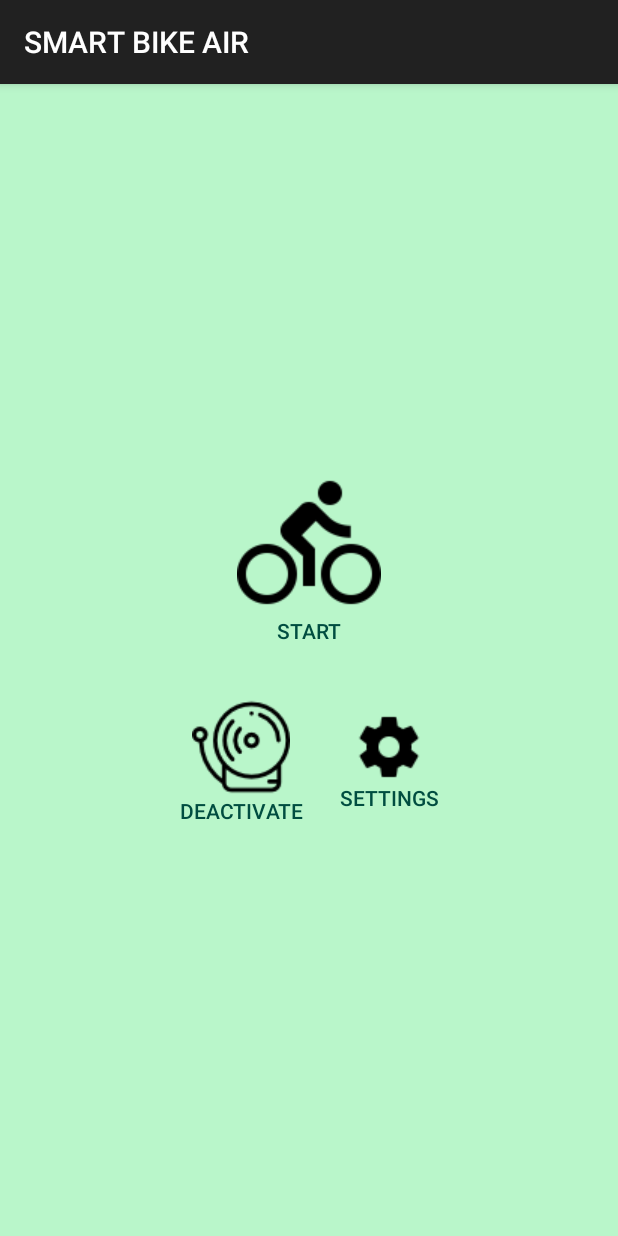
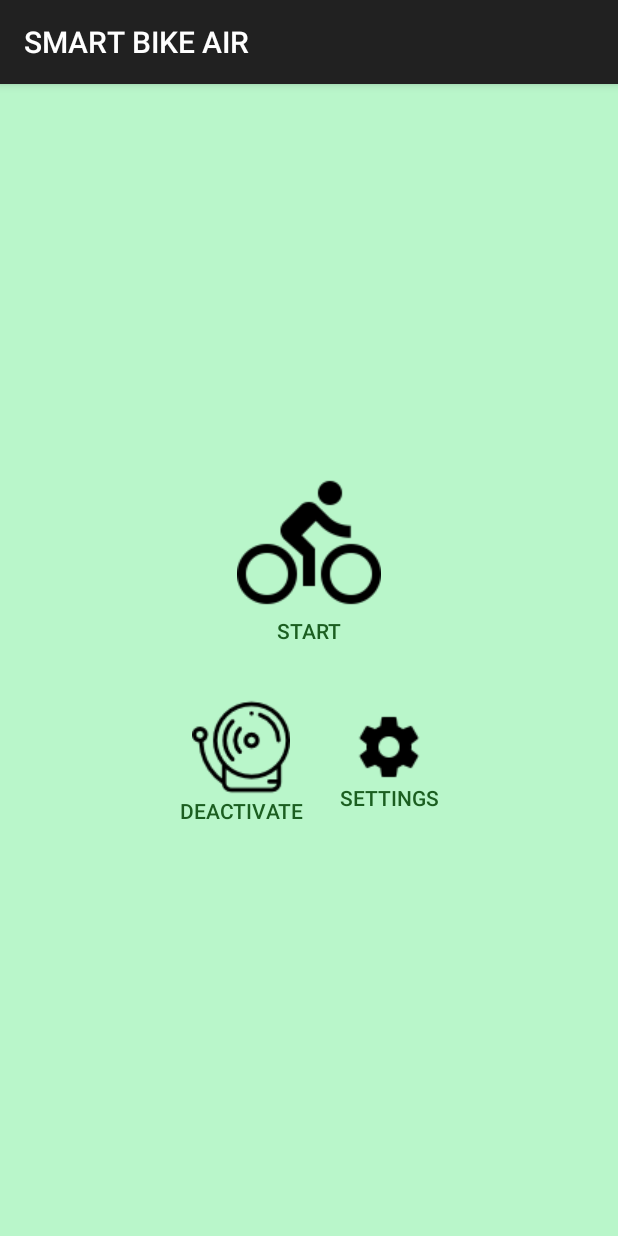
Before and after one commit to smartBikeAir/soa-2017-bicicleta-inteligente, an Android app: the screen it shows after launch (HomeActivity), on a phone screen of 412 x 824 dp. Run offline under Robolectric (Android 15) with nearby library versions, the phone set to English and light mode, and no system bars; 6 statements that could not run were skipped.

Commit message:
[ANDROID] Boton Alarma -
Se actualiza estado

```diff
--- a/Android/smart-bike-air/app/src/main/java/ar/so_unlam/edu/sba/AppService.java
+++ b/Android/smart-bike-air/app/src/main/java/ar/so_unlam/edu/sba/AppService.java
@@ -14,4 +14,7 @@ public interface AppService {
 
     void setConnectedThread(Thread connectedThread);
 
+    String getAlarmaStatus();
+
+    void setAlarmaStatus(String statusAlarma);
 }
--- a/Android/smart-bike-air/app/src/main/java/ar/so_unlam/edu/sba/AppServiceImpl.java
+++ b/Android/smart-bike-air/app/src/main/java/ar/so_unlam/edu/sba/AppServiceImpl.java
@@ -18,6 +18,8 @@ public class AppServiceImpl implements AppService {
 
     private static final AppServiceImpl INSTANCE = new AppServiceImpl();
 
+    private  String alarmSatus = AppConstants.DEACTIVATE_ALARM;
+
     private AppServiceImpl() {}
 
     public static AppServiceImpl getInstance() {
@@ -36,5 +38,11 @@ public class AppServiceImpl implements AppService {
         this.connectedThread = connectedThread;
     }
 
+    public String getAlarmaStatus() {
+        return alarmSatus;
+    }
 
+    public void setAlarmaStatus(String alarmSatus) {
+        this.alarmSatus = alarmSatus;
+    }
 }
--- a/Android/smart-bike-air/app/src/main/java/ar/so_unlam/edu/sba/HomeActivity.java
+++ b/Android/smart-bike-air/app/src/main/java/ar/so_unlam/edu/sba/HomeActivity.java
@@ -36,8 +36,12 @@ public class HomeActivity extends AppCompatActivity implements SensorEventListen
     private Button settingsButton;
     private Sensor acceletometer;
     private SensorManager sensorManager;
+
     private static final AppService APP_SERVICE = AppServiceImpl.getInstance();
+
     private ConnectedThread connectedThread = ((ConnectedThread)APP_SERVICE.getConnectedThread());
+
+
     private Handler handler = new Handler() {
         public void handleMessage(android.os.Message msg) {
             String[] arrayMsg;
@@ -124,11 +128,25 @@ public class HomeActivity extends AppCompatActivity implements SensorEventListen
             }
         });
 
+        alarmaButton.setText(APP_SERVICE.getAlarmaStatus());
+
+        if(APP_SERVICE.getAlarmaStatus().equals(AppConstants.DEACTIVATE_ALARM)){
+            alarmaButton.setTextColor(getApplication().getResources().getColor(R.color.colorPrimaryDark));
+            startTripButton.setText("START");
+            startTripButton.setTextColor(getApplication().getResources().getColor(R.color.colorPrimaryDark));
+        } else{
+            alarmaButton.setTextColor(getApplication().getResources().getColor(R.color.colorAccent));
+            startTripButton.setEnabled(false);
+            startTripButton.setText("NONSTART");
+            startTripButton.setTextColor(getApplication().getResources().getColor(R.color.colorAccent));
+        }
+
+
         alarmaButton.setOnClickListener(new View.OnClickListener() {
             @Override
             public void onClick(View v) {
 
-                if(alarmaButton.getText()==AppConstants.DEACTIVATE_ALARM){
+                if(alarmaButton.getText().toString().equals(AppConstants.DEACTIVATE_ALARM)){
 
                     connectedThread.write(AppConstants.activateAlarm+"\n");
                     Intent intent = new Intent("new-alarma-event");
@@ -193,11 +211,18 @@ public class HomeActivity extends AppCompatActivity implements SensorEventListen
             String alarma = intent.getStringExtra("alarma");
 
             alarmaButton.setText(alarma);
+            APP_SERVICE.setAlarmaStatus(alarma);
 
             if(alarma.equals(AppConstants.DEACTIVATE_ALARM)){
                 alarmaButton.setTextColor(getApplication().getResources().getColor(R.color.colorPrimaryDark));
+                startTripButton.setEnabled(true);
+                startTripButton.setText("START");
+                startTripButton.setTextColor(getApplication().getResources().getColor(R.color.colorPrimaryDark));
             } else{
                 alarmaButton.setTextColor(getApplication().getResources().getColor(R.color.colorAccent));
+                startTripButton.setEnabled(false);
+                startTripButton.setText("NONSTART");
+                startTripButton.setTextColor(getApplication().getResources().getColor(R.color.colorAccent));
             }
 
         }
@@ -210,7 +235,8 @@ public class HomeActivity extends AppCompatActivity implements SensorEventListen
             float y = sensorEvent.values[1];
             float z = sensorEvent.values[2];
 
-            if(z > AppConstants.VALUE_MAX_ACCELEROMETER_Z|| z < AppConstants.VALUE_MIN_ACCELEROMETER_Z){
+            if((z > AppConstants.VALUE_MAX_ACCELEROMETER_Z|| z < AppConstants.VALUE_MIN_ACCELEROMETER_Z)
+                    && !APP_SERVICE.getAlarmaStatus().equals(AppConstants.ACTIVATE_ALARM)){
 
                 Intent intent = new Intent(HomeActivity.this, RealTimeActivity.class);
                 startActivity(intent);
--- a/Android/smart-bike-air/app/src/main/java/ar/so_unlam/edu/sba/RealTimeActivity.java
+++ b/Android/smart-bike-air/app/src/main/java/ar/so_unlam/edu/sba/RealTimeActivity.java
@@ -67,6 +67,11 @@ public class RealTimeActivity extends AppCompatActivity  implements SensorEventL
 
                                     Toast.makeText(getBaseContext(), "OBJETO CERCANOOOO!!!!!!!!!!!!!: ", Toast.LENGTH_LONG).show();
                                     // Envío un Mensaje a la Arduino
+                                }
+                                if(strIncom.equals(AppConstants.endedTrip)) {
+
+                                    Toast.makeText(getBaseContext(), "-------FIN VIAJE ------", Toast.LENGTH_LONG).show();
+                                    finish();
                                 }
                                 if(Integer.valueOf(strIncom)>= AppConstants.VALUE_MSJ_VELOCITY){
 
--- a/Android/smart-bike-air/app/src/main/res/layout/home_activity.xml
+++ b/Android/smart-bike-air/app/src/main/res/layout/home_activity.xml
@@ -36,7 +36,7 @@
                 android:layout_height="wrap_content"
                 android:drawableTop="@drawable/ic_directions_bike_android"
                 android:text="Start"
-                android:textColor="@color/primary_text" />
+                android:textColor="@color/colorPrimaryDark" />
 
             <LinearLayout
                 android:layout_width="336dp"
@@ -53,7 +53,7 @@
                     android:layout_height="wrap_content"
                     android:drawableTop="@drawable/alarma"
                     android:text= "DEACTIVATE"
-                    android:textColor="@color/primary_text" />
+                    android:textColor="@color/colorPrimaryDark" />
 
                 <Button
                     android:id="@+id/settingsButton"
@@ -62,7 +62,7 @@
                     android:layout_height="wrap_content"
                     android:drawableTop="@drawable/ic_settings_android"
                     android:text="Settings"
-                    android:textColor="@color/primary_text" />
+                    android:textColor="@color/colorPrimaryDark" />
 
             </LinearLayout>
 
```
